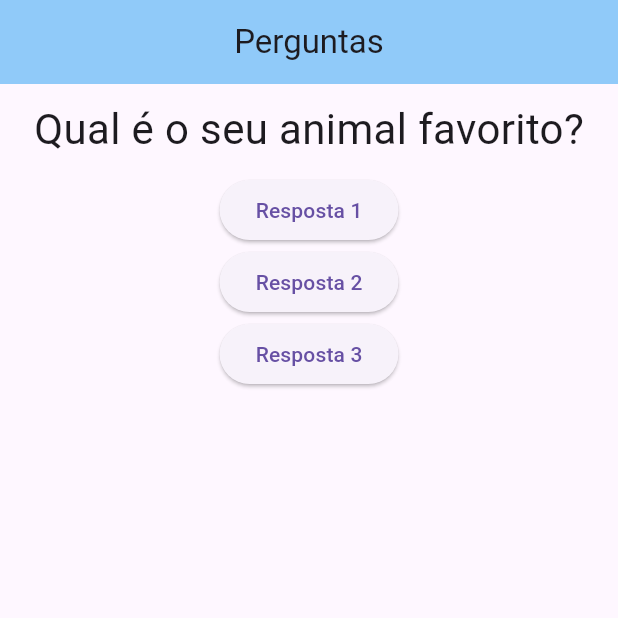
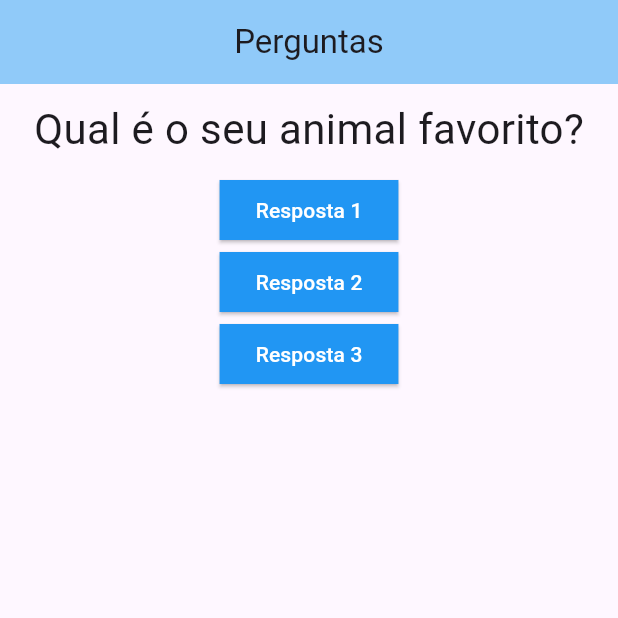
Before and after one commit to gabrielnavas/simple-ask-flutter, a Flutter app: the screen it shows after launch, after a tap on "Resposta 1", on a phone screen of 412 x 824 dp, the top half of it. Run offline on Flutter 3.47's test engine with Material 3 defaults, Android fonts, the phone set to English and light mode, and no system bars.

Commit message:
create answare button class with title and on pressed function and fix variables and methods names

```diff
--- /dev/null
+++ b/lib/answer_button.dart
@@ -0,0 +1,25 @@
+import 'package:flutter/material.dart';
+
+class AnswerButton extends StatelessWidget {
+  final String title;
+  final Function() onPressed;
+
+  AnswerButton(this.title, this.onPressed, {super.key});
+
+  final ButtonStyle style = ElevatedButton.styleFrom(
+    backgroundColor: Colors.blue,
+    foregroundColor: Colors.white,
+    shape: RoundedRectangleBorder(
+      borderRadius: BorderRadius.circular(0),
+    ),
+  );
+
+  @override
+  Widget build(BuildContext context) {
+    return ElevatedButton(
+      onPressed: onPressed,
+      style: style,
+      child: Text(title),
+    );
+  }
+}
--- a/lib/main.dart
+++ b/lib/main.dart
@@ -1,18 +1,20 @@
 import 'package:flutter/material.dart';
+import 'package:simple_asks_flutter/answer_button.dart';
 import 'package:simple_asks_flutter/question.dart';
 
 void main() => runApp(PerguntaApp());
 
 class _PerguntaAppState extends State<PerguntaApp> {
-  int _perguntaSelecionada = 0;
+  int _questionSelected = 0;
+
   final List<String> perguntas = [
     'Qual é a sua cor favorita?',
     'Qual é o seu animal favorito?',
   ];
 
-  void _incrementarPerguntaSelecionada() {
+  void _incrementQuestionSelected() {
     setState(() {
-      if (_perguntaSelecionada + 1 < perguntas.length) _perguntaSelecionada++;
+      if (_questionSelected + 1 < perguntas.length) _questionSelected++;
     });
   }
 
@@ -21,7 +23,7 @@
     return MaterialApp(
       home: Scaffold(
         appBar: AppBar(
-          title: Text(
+          title: const Text(
             'Perguntas',
           ),
           centerTitle: true,
@@ -29,19 +31,10 @@
         ),
         body: Column(
           children: [
-            Question(perguntas[_perguntaSelecionada]),
-            ElevatedButton(
-              onPressed: _incrementarPerguntaSelecionada,
-              child: Text('Resposta 1'),
-            ),
-            ElevatedButton(
-              onPressed: _incrementarPerguntaSelecionada,
-              child: Text('Resposta 2'),
-            ),
-            ElevatedButton(
-              onPressed: _incrementarPerguntaSelecionada,
-              child: Text('Resposta 3'),
-            ),
+            Question(perguntas[_questionSelected]),
+            AnswerButton('Resposta 1', _incrementQuestionSelected),
+            AnswerButton('Resposta 2', _incrementQuestionSelected),
+            AnswerButton('Resposta 3', _incrementQuestionSelected),
           ],
         ),
       ),
--- a/lib/question.dart
+++ b/lib/question.dart
@@ -9,10 +9,10 @@ class Question extends StatelessWidget {
   Widget build(BuildContext context) {
     return Container(
       alignment: Alignment.center,
-      margin: EdgeInsets.all(10),
+      margin: const EdgeInsets.all(10),
       child: Text(
         question,
-        style: TextStyle(fontSize: 28),
+        style: const TextStyle(fontSize: 28),
       ),
     );
   }
```
